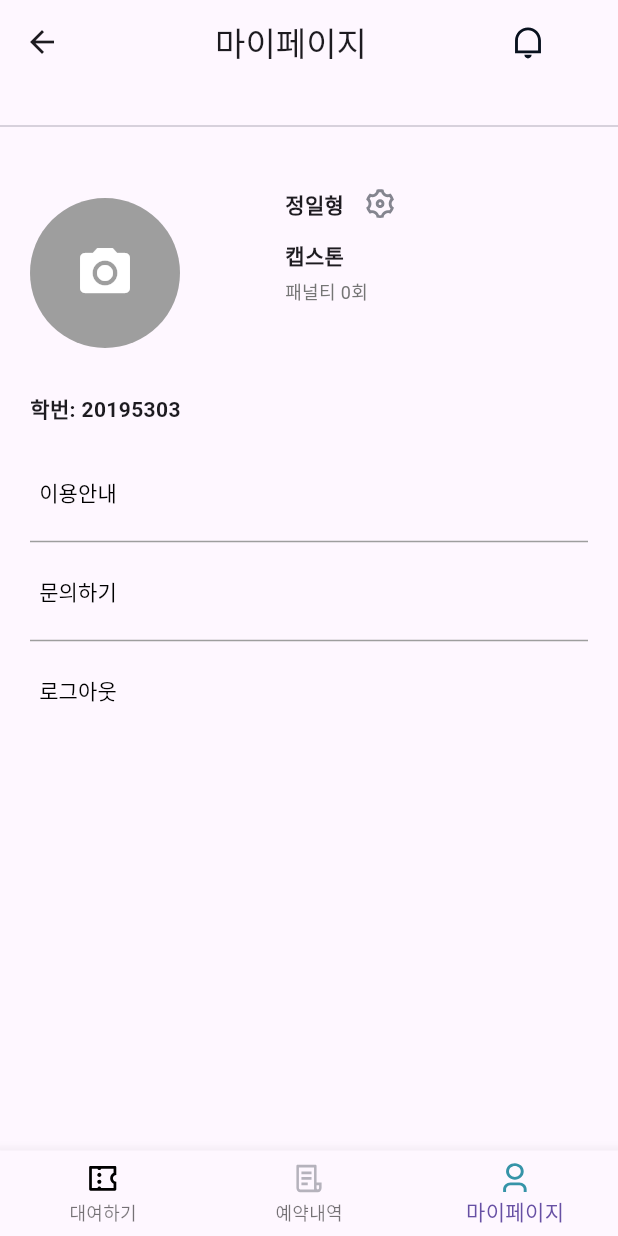
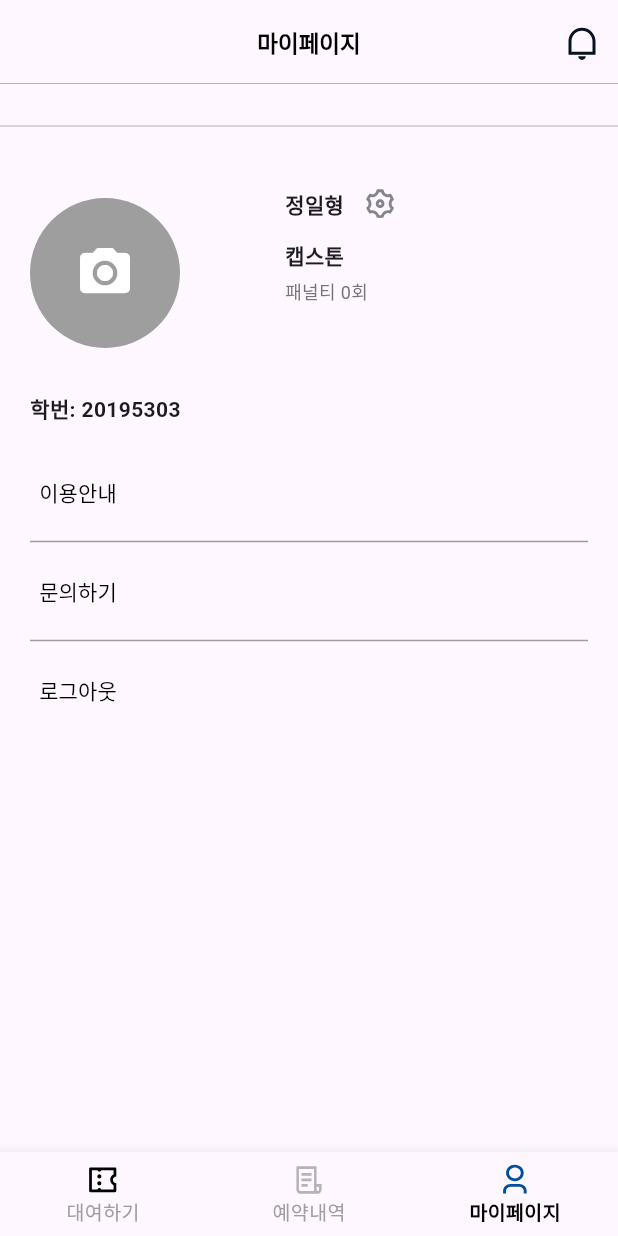
Before and after one commit to kookmin-sw/capstone-2024-2024-26, a Flutter app: the MyPage screen opened directly, on a phone screen of 412 x 824 dp. Run offline on Flutter 3.47's test engine with Material 3 defaults, Android fonts, the phone set to English and light mode, and no system bars; our stand-ins replace dotted_line, email_validator, flutter_spinkit, flutter_svg, image_picker, loading_animation_widget and 2 more; accounts and stored records are empty; Roboto replaces fonts that are missing (Inter); project files that could hold a hidden picture were left out.

Commit message:
feat: ui update

```diff
--- a/frontend/lib/myPage.dart
+++ b/frontend/lib/myPage.dart
@@ -5,6 +5,7 @@ import 'package:image_picker/image_picker.dart';
 import 'dart:io';
 import 'alert.dart';
 import 'settings.dart';
+import 'main.dart';
 
 class MyPage extends StatefulWidget {
   @override
@@ -30,31 +31,45 @@ class _MyPageState extends State<MyPage> {
   @override
   Widget build(BuildContext context) {
     return Scaffold(
-      appBar: AppBar( // AppBar를 사용하여 중앙에 마이페이지 div 배치
-        title: Center(
-          child: Text('마이페이지'),
+      appBar: AppBar(
+        title: Text(
+          '마이페이지',
+          style: TextStyle(
+            color: Colors.black,
+            fontSize: 15,
+            fontFamily: 'Inter',
+            fontWeight: FontWeight.bold,
+          ),
         ),
-        actions: [ // 종모양 아이콘은 따로 배치
+        leading: Container(),
+        centerTitle: true,
+        actions: [
           IconButton(
-            onPressed: () {
-              Navigator.push(context, MaterialPageRoute(builder: (context) => AlertPage()),
-              );
-              // Implement your action here
-            },
-            icon: Padding(
-              padding: EdgeInsets.only(right: 40), // 오른쪽 마진 추가
-              child: SvgPicture.asset(
-                'assets/icons/bell.svg', // 종 모양 이모티콘 SVG 파일
-                width: 24, // 아이콘의 너비 조정
-                height: 24, // 아이콘의 높이 조정
-              ),
-            ), // 종모양 버튼 아이콘
+              onPressed: () {},
+              icon: SvgPicture.asset('assets/icons/notice_none.svg'))
+        ],
+        backgroundColor: Colors.transparent, // 상단바 배경색
+        foregroundColor: Colors.black, //상단바 아이콘색
+
+        //shadowColor: Colors(), 상단바 그림자색
+        bottomOpacity: 0.0,
+        elevation: 0.0,
+        scrolledUnderElevation: 0,
+
+        ///
+        // 그림자 없애는거 위에꺼랑 같이 쓰면 됨
+        shape: Border(
+          bottom: BorderSide(
+            color: Colors.grey,
+            width: 0.5,
           ),
-        ],
+        ),
       ),
-      body: SingleChildScrollView( // SingleChildScrollView로 감싸서 스크롤 가능하도록
+      body: SingleChildScrollView(
+        // SingleChildScrollView로 감싸서 스크롤 가능하도록
         child: Column(
-          crossAxisAlignment: CrossAxisAlignment.start, // 이용안내, 문의하기, 로그아웃 버튼을 좌측으로 정렬
+          crossAxisAlignment:
+              CrossAxisAlignment.start, // 이용안내, 문의하기, 로그아웃 버튼을 좌측으로 정렬
           children: [
             SizedBox(height: 20),
             Divider(),
@@ -70,13 +85,14 @@ class _MyPageState extends State<MyPage> {
                     child: CircleAvatar(
                       radius: 50,
                       backgroundColor: Colors.grey,
-                      backgroundImage: _image != null ? FileImage(_image!) : null,
+                      backgroundImage:
+                          _image != null ? FileImage(_image!) : null,
                       child: _image == null
                           ? Icon(
-                        Icons.camera_alt,
-                        size: 40,
-                        color: Colors.white,
-                      )
+                              Icons.camera_alt,
+                              size: 40,
+                              color: Colors.white,
+                            )
                           : null,
                     ),
                   ),
@@ -88,7 +104,8 @@ class _MyPageState extends State<MyPage> {
                     Row(
                       children: [
                         Padding(
-                          padding: EdgeInsets.only(top: 10, bottom: 10), // 이름 div의 top margin 추가
+                          padding: EdgeInsets.only(
+                              top: 10, bottom: 10), // 이름 div의 top margin 추가
                           child: Text(
                             '정일형',
                             style: TextStyle(
@@ -98,7 +115,11 @@ class _MyPageState extends State<MyPage> {
                         ),
                         IconButton(
                           onPressed: () {
-                            Navigator.push(context, MaterialPageRoute(builder: (context) => SettingsPage()),);
+                            Navigator.push(
+                              context,
+                              MaterialPageRoute(
+                                  builder: (context) => SettingsPage()),
+                            );
                           },
                           icon: SvgPicture.asset(
                             'assets/icons/settings.svg',
@@ -156,8 +177,12 @@ class _MyPageState extends State<MyPage> {
         onTap: (index) {
           switch (index) {
             case 0:
-              // Handle navigation to the first screen
+              Navigator.push(
+                context,
+                MaterialPageRoute(builder: (context) => MainPage()),
+              );
               break;
+
             case 1:
               // Handle navigation to the second screen
               break;
@@ -180,13 +205,21 @@ class _MyPageState extends State<MyPage> {
             label: '마이페이지',
           ),
         ],
+        selectedLabelStyle:
+            TextStyle(fontWeight: FontWeight.bold, fontSize: 13),
+
+        selectedItemColor: Colors.black,
+        unselectedLabelStyle:
+            TextStyle(fontSize: 13, fontWeight: FontWeight.w400),
+        unselectedItemColor: Colors.grey,
       ),
     );
   }
 
   // 버튼을 생성하는 함수
   Widget _buildButton(String label, VoidCallback onPressed) {
-    return Container( // 버튼을 Container로 감싸서 margin 설정
+    return Container(
+      // 버튼을 Container로 감싸서 margin 설정
       margin: EdgeInsets.only(left: 20), // 왼쪽에만 margin 설정
       child: TextButton(
         onPressed: onPressed,
```
Also changed, not shown: frontend/lib/main.dart (+7 -4 lines), frontend/assets/icons/lent.svg, frontend/assets/icons/mypageB.svg, frontend/assets/lentgroup.png, frontend/assets/lentroom.png, frontend/assets/logo.png.
